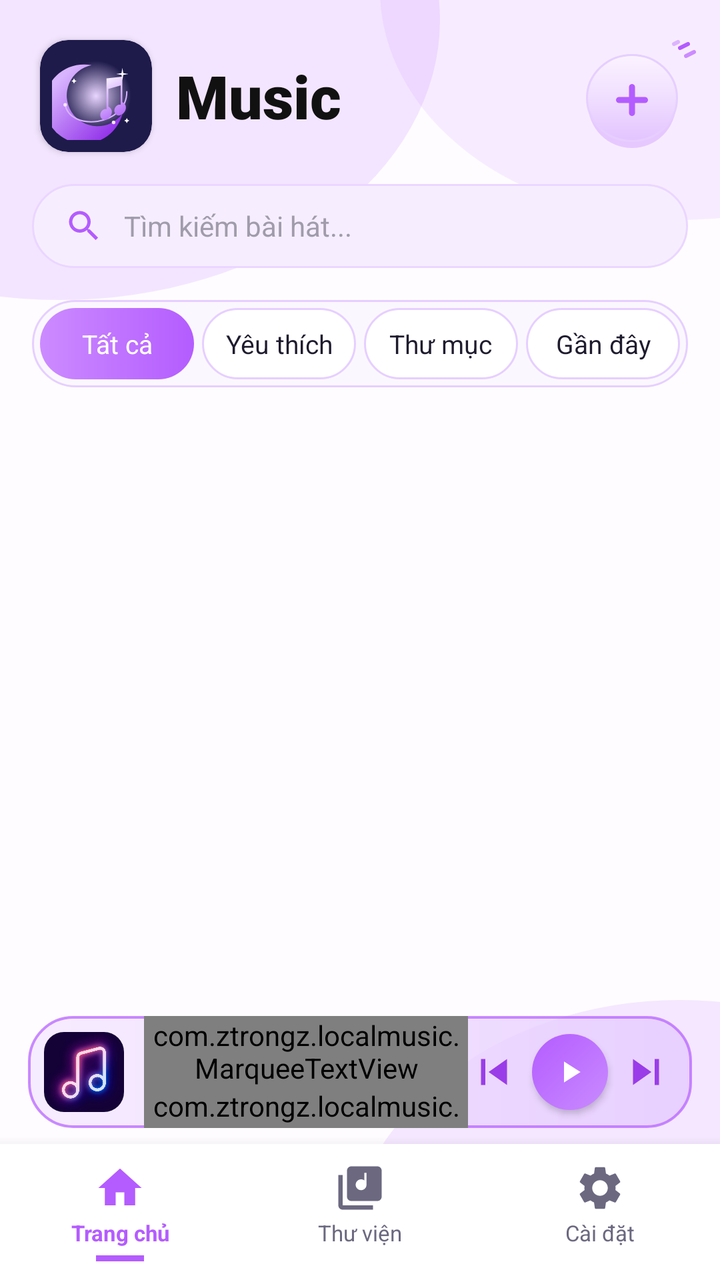
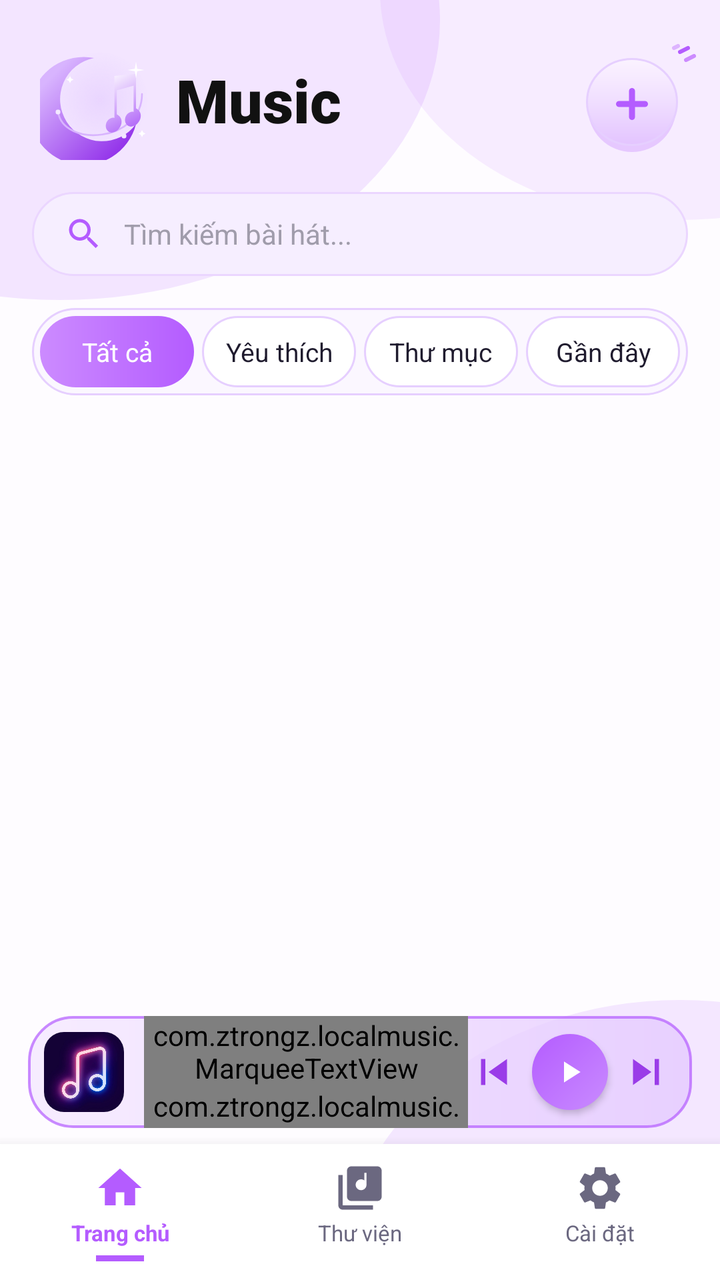

Two renders of the same Android screen: before a commit and after it. Below are the layout's source before the change and the commit's diff.
<!-- AndroidManifest.xml: application theme Theme.LocalMusic -->
<!-- res/layout/activity_main.xml -->
<?xml version="1.0" encoding="utf-8"?>
<androidx.constraintlayout.widget.ConstraintLayout xmlns:android="http://schemas.android.com/apk/res/android"
    xmlns:app="http://schemas.android.com/apk/res-auto"
    android:layout_width="match_parent"
    android:layout_height="match_parent"
    android:background="@drawable/bg_gradient_header">

    
    <LinearLayout
        android:id="@+id/headerLayout"
        android:layout_width="match_parent"
        android:layout_height="wrap_content"
        android:clipChildren="false"
        android:clipToPadding="false"
        android:gravity="center_vertical"
        android:orientation="horizontal"
        android:paddingHorizontal="20dp"
        android:paddingTop="20dp"
        android:paddingBottom="12dp"
        app:layout_constraintTop_toTopOf="parent">

        
        <androidx.cardview.widget.CardView
            android:layout_width="56dp"
            android:layout_height="56dp"
            app:cardBackgroundColor="#1E1B4B"
            app:cardCornerRadius="14dp"
            app:cardElevation="2dp">

            <ImageView
                android:layout_width="match_parent"
                android:layout_height="match_parent"
                android:padding="6dp"
                android:scaleType="fitCenter"
                android:src="@drawable/ic_lunar_vector" />
        </androidx.cardview.widget.CardView>

        <TextView
            android:layout_width="0dp"
            android:layout_height="wrap_content"
            android:layout_marginStart="12dp"
            android:layout_weight="1"
            android:fontFamily="sans-serif-black"
            android:text="Music"
            android:textColor="#111111"
            android:textSize="30sp" />

        <androidx.constraintlayout.widget.ConstraintLayout
            android:layout_width="52dp"
            android:layout_height="52dp"
            android:clipChildren="false"
            android:clipToPadding="false">

            <ImageButton
                android:id="@+id/btnAdd"
                android:layout_width="48dp"
                android:layout_height="48dp"
                android:background="@drawable/bg_btn_add"
                android:src="@drawable/ic_add_purple"
                app:tint="@null"
                app:layout_constraintBottom_toBottomOf="parent"
                app:layout_constraintEnd_toEndOf="parent" />

            <ImageView
                android:layout_width="24dp"
                android:layout_height="24dp"
                android:src="@drawable/ic_sparkles"
                android:translationX="8dp"
                android:translationY="-6dp"
                app:layout_constraintEnd_toEndOf="@id/btnAdd"
                app:layout_constraintTop_toTopOf="@id/btnAdd" />
        </androidx.constraintlayout.widget.ConstraintLayout>
    </LinearLayout>

    
    <LinearLayout
        android:id="@+id/searchBar"
        android:layout_width="match_parent"
        android:layout_height="42dp"
        android:layout_marginHorizontal="16dp"
        android:layout_marginTop="4dp"
        android:background="@drawable/bg_search"
        android:gravity="center_vertical"
        android:orientation="horizontal"
        android:paddingHorizontal="16dp"
        app:layout_constraintTop_toBottomOf="@id/headerLayout">

        <ImageView
            android:layout_width="20dp"
            android:layout_height="20dp"
            android:src="@drawable/ic_search"
            app:tint="#B45CFF" />

        <EditText
            android:id="@+id/etSearch"
            android:layout_width="match_parent"
            android:layout_height="match_parent"
            android:layout_marginStart="10dp"
            android:background="@null"
            android:hint="Tìm kiếm bài hát..."
            android:imeOptions="actionSearch"
            android:inputType="text"
            android:maxLines="1"
            android:textColor="@color/text_black"
            android:textColorHint="#A09CAB"
            android:textSize="14sp" />
    </LinearLayout>

    
    <LinearLayout
        android:id="@+id/categoriesLayout"
        android:layout_width="match_parent"
        android:layout_height="wrap_content"
        android:layout_marginHorizontal="16dp"
        android:layout_marginTop="16dp"
        android:background="@drawable/bg_category_bar"
        android:gravity="center_vertical"
        android:orientation="horizontal"
        android:padding="4dp"
        app:layout_constraintTop_toBottomOf="@id/searchBar">

        <TextView
            android:id="@+id/chipAll"
            android:layout_width="0dp"
            android:layout_height="wrap_content"
            android:layout_weight="1"
            android:background="@drawable/bg_category_active"
            android:gravity="center"
            android:maxLines="1"
            android:paddingHorizontal="4dp"
            android:paddingVertical="9dp"
            android:text="Tất cả"
            android:textColor="@color/white"
            android:textSize="13sp"
            app:autoSizeMaxTextSize="13sp"
            app:autoSizeMinTextSize="10sp"
            app:autoSizeStepGranularity="1sp"
            app:autoSizeTextType="uniform" />

        <TextView
            android:id="@+id/chipFav"
            android:layout_width="0dp"
            android:layout_height="wrap_content"
            android:layout_marginStart="4dp"
            android:layout_weight="1"
            android:background="@drawable/bg_category_inactive"
            android:gravity="center"
            android:maxLines="1"
            android:paddingHorizontal="4dp"
            android:paddingVertical="9dp"
            android:text="Yêu thích"
            android:textColor="@color/text_black"
            android:textSize="13sp"
            app:autoSizeMaxTextSize="13sp"
            app:autoSizeMinTextSize="10sp"
            app:autoSizeStepGranularity="1sp"
            app:autoSizeTextType="uniform" />

        <TextView
            android:id="@+id/chipFolder"
            android:layout_width="0dp"
            android:layout_height="wrap_content"
            android:layout_marginStart="4dp"
            android:layout_weight="1"
            android:background="@drawable/bg_category_inactive"
            android:gravity="center"
            android:maxLines="1"
            android:paddingHorizontal="4dp"
            android:paddingVertical="9dp"
            android:text="Thư mục"
            android:textColor="@color/text_black"
            android:textSize="13sp"
            app:autoSizeMaxTextSize="13sp"
            app:autoSizeMinTextSize="10sp"
            app:autoSizeStepGranularity="1sp"
            app:autoSizeTextType="uniform" />

        <TextView
            android:id="@+id/chipRecent"
            android:layout_width="0dp"
            android:layout_height="wrap_content"
            android:layout_marginStart="4dp"
            android:layout_weight="1"
            android:background="@drawable/bg_category_inactive"
            android:gravity="center"
            android:maxLines="1"
            android:paddingHorizontal="4dp"
            android:paddingVertical="9dp"
            android:text="Gần đây"
            android:textColor="@color/text_black"
            android:textSize="13sp"
            app:autoSizeMaxTextSize="13sp"
            app:autoSizeMinTextSize="10sp"
            app:autoSizeStepGranularity="1sp"
            app:autoSizeTextType="uniform" />
    </LinearLayout>

    
    <androidx.recyclerview.widget.RecyclerView
        android:id="@+id/recyclerView"
        android:layout_width="match_parent"
        android:layout_height="0dp"
        android:layout_marginTop="8dp"
        android:clipToPadding="false"
        android:paddingBottom="8dp"
        app:layout_constraintBottom_toTopOf="@+id/miniPlayerLayout"
        app:layout_constraintTop_toBottomOf="@id/categoriesLayout" />

    
    <LinearLayout
        android:id="@+id/miniPlayerLayout"
        android:layout_width="match_parent"
        android:layout_height="56dp"
        android:layout_marginHorizontal="14dp"
        android:layout_marginBottom="8dp"
        android:background="@drawable/bg_mini_player"
        android:gravity="center_vertical"
        android:orientation="horizontal"
        android:paddingStart="8dp"
        android:paddingEnd="10dp"
        app:layout_constraintBottom_toTopOf="@+id/bottomNav">

        <androidx.cardview.widget.CardView
            android:layout_width="40dp"
            android:layout_height="40dp"
            app:cardBackgroundColor="@color/bg_light"
            app:cardCornerRadius="10dp"
            app:cardElevation="0dp">

            <ImageView
                android:id="@+id/ivMiniCover"
                android:layout_width="match_parent"
                android:layout_height="match_parent"
                android:scaleType="centerCrop"
                android:src="@drawable/bg_cover_default" />
        </androidx.cardview.widget.CardView>

        <LinearLayout
            android:layout_width="0dp"
            android:layout_height="wrap_content"
            android:layout_marginStart="10dp"
            android:layout_weight="1"
            android:orientation="vertical">

            <com.ztrongz.localmusic.MarqueeTextView
                android:id="@+id/tvNowPlaying"
                android:layout_width="match_parent"
                android:layout_height="wrap_content"
                android:fontFamily="sans-serif-medium"
                android:text="Chưa phát bài nào"
                android:textColor="@color/text_black"
                android:textSize="13sp" />

            <com.ztrongz.localmusic.MarqueeTextView
                android:id="@+id/tvMiniArtist"
                android:layout_width="match_parent"
                android:layout_height="wrap_content"
                android:fontFamily="sans-serif"
                android:text="Local"
                android:textColor="#7C7894"
                android:textSize="11sp" />
        </LinearLayout>

        <ImageView
            android:id="@+id/btnPrev"
            android:layout_width="26dp"
            android:layout_height="26dp"
            android:background="?attr/selectableItemBackgroundBorderless"
            android:src="@drawable/ic_prev"
            app:tint="#9A3CE8" />

        <ImageView
            android:id="@+id/btnPlayPause"
            android:layout_width="38dp"
            android:layout_height="38dp"
            android:layout_marginHorizontal="6dp"
            android:background="@drawable/bg_button_purple"
            android:elevation="2dp"
            android:padding="10dp"
            android:src="@drawable/ic_play"
            app:tint="@color/white" />

        <ImageView
            android:id="@+id/btnNext"
            android:layout_width="26dp"
            android:layout_height="26dp"
            android:background="?attr/selectableItemBackgroundBorderless"
            android:src="@drawable/ic_next"
            app:tint="#9A3CE8" />
    </LinearLayout>

    
    <LinearLayout
        android:id="@+id/bottomNav"
        android:layout_width="match_parent"
        android:layout_height="68dp"
        android:background="@color/white"
        android:elevation="10dp"
        android:gravity="center"
        android:orientation="horizontal"
        app:layout_constraintBottom_toBottomOf="parent">

        <LinearLayout
            android:layout_width="0dp"
            android:layout_height="wrap_content"
            android:layout_weight="1"
            android:gravity="center_horizontal"
            android:orientation="vertical">

            <TextView
                android:layout_width="wrap_content"
                android:layout_height="wrap_content"
                android:drawableTop="@drawable/ic_nav_home"
                android:drawablePadding="2dp"
                android:gravity="center"
                android:text="Trang chủ"
                android:textColor="@color/purple_primary"
                android:textSize="11sp"
                android:textStyle="bold"
                app:drawableTint="@color/purple_primary" />

            <View
                android:layout_width="24dp"
                android:layout_height="3dp"
                android:layout_marginTop="4dp"
                android:background="@color/purple_primary" />
        </LinearLayout>

        <LinearLayout
            android:layout_width="0dp"
            android:layout_height="wrap_content"
            android:layout_weight="1"
            android:gravity="center_horizontal"
            android:orientation="vertical">

            <TextView
                android:layout_width="wrap_content"
                android:layout_height="wrap_content"
                android:drawableTop="@drawable/ic_nav_library"
                android:drawablePadding="2dp"
                android:gravity="center"
                android:text="Thư viện"
                android:textColor="#6B6880"
                android:textSize="11sp"
                app:drawableTint="#6B6880" />

            <View
                android:layout_width="24dp"
                android:layout_height="3dp"
                android:layout_marginTop="4dp"
                android:visibility="invisible" />
        </LinearLayout>

        <LinearLayout
            android:layout_width="0dp"
            android:layout_height="wrap_content"
            android:layout_weight="1"
            android:gravity="center_horizontal"
            android:orientation="vertical">

            <TextView
                android:layout_width="wrap_content"
                android:layout_height="wrap_content"
                android:drawableTop="@drawable/ic_nav_settings"
                android:drawablePadding="2dp"
                android:gravity="center"
                android:text="Cài đặt"
                android:textColor="#6B6880"
                android:textSize="11sp"
                app:drawableTint="#6B6880" />

            <View
                android:layout_width="24dp"
                android:layout_height="3dp"
                android:layout_marginTop="4dp"
                android:visibility="invisible" />
        </LinearLayout>
    </LinearLayout>

</androidx.constraintlayout.widget.ConstraintLayout>
<!-- resources referenced by this layout -->
<resources>
  <color name="bg_light">#FDFAFF</color>
  <color name="purple_primary">#B45CFF</color>
  <color name="text_black">#1F1B2E</color>
  <color name="white">#FFFFFF</color>
  <!-- drawable bg_button_purple (drawable) -->
  <shape xmlns:android="http://schemas.android.com/apk/res/android"
      android:shape="oval">
      <gradient android:angle="135"
          android:startColor="#C98BFF"
          android:endColor="#B45CFF" />
  </shape>
  <!-- drawable bg_category_active (drawable) -->
  <shape xmlns:android="http://schemas.android.com/apk/res/android">
      <gradient android:angle="0" android:startColor="#CC8BFF" android:endColor="#B45CFF" />
      <corners android:radius="20dp" />
  </shape>
  <!-- drawable bg_category_bar (drawable) -->
  <shape xmlns:android="http://schemas.android.com/apk/res/android">
      <solid android:color="#FBF7FF" />
      <corners android:radius="26dp" />
      <stroke android:width="1dp" android:color="#E6CFFF" />
  </shape>
  <!-- drawable bg_category_inactive (drawable) -->
  <shape xmlns:android="http://schemas.android.com/apk/res/android">
      <solid android:color="#FFFFFF" />
      <corners android:radius="20dp" />
      <stroke android:width="1dp" android:color="#E6CFFF" />
  </shape>
  <!-- drawable bg_mini_player (drawable) -->
  <?xml version="1.0" encoding="utf-8"?>
  <shape xmlns:android="http://schemas.android.com/apk/res/android">
      
      <gradient
          android:angle="0"
          android:startColor="#B8F3E6FF"
          android:endColor="#B8E3C6FF" />
      <corners android:radius="22dp" />
      <stroke android:width="1.2dp" android:color="#B4B45CFF" />
  </shape>
  <!-- drawable bg_search (drawable) -->
  <shape xmlns:android="http://schemas.android.com/apk/res/android">
      <solid android:color="#F6EEFF" />
      <corners android:radius="30dp" />
      <stroke android:width="1dp" android:color="#EBD6FF" />
  </shape>
  <!-- drawable ic_add_purple (drawable) -->
  <vector xmlns:android="http://schemas.android.com/apk/res/android"
      android:width="24dp" android:height="24dp"
      android:viewportWidth="24" android:viewportHeight="24">
      <path
          android:pathData="M12,5.5 v13 M5.5,12 h13"
          android:strokeColor="#B45CFF"
          android:strokeWidth="3.0"
          android:strokeLineCap="round" />
  </vector>
  <!-- drawable ic_nav_home (drawable) -->
  <vector xmlns:android="http://schemas.android.com/apk/res/android"
      android:width="26dp" android:height="26dp"
      android:viewportWidth="24" android:viewportHeight="24">
      <path android:fillColor="#FF000000" android:pathData="M10,20v-6h4v6h5v-8h3L12,3 2,12h3v8z" />
  </vector>
  <!-- drawable ic_next (drawable) -->
  <vector xmlns:android="http://schemas.android.com/apk/res/android" android:width="24dp" android:height="24dp" android:viewportWidth="24" android:viewportHeight="24">
      <path android:fillColor="#333333" android:pathData="M6,18l8.5,-6L6,6v12zM16,6v12h2V6h-2z"/>
  </vector>
  <!-- drawable ic_play (drawable) -->
  <vector xmlns:android="http://schemas.android.com/apk/res/android" android:width="24dp" android:height="24dp" android:viewportWidth="24" android:viewportHeight="24">
      <path android:fillColor="#FFFFFF" android:pathData="M8,5v14l11,-7z"/>
  </vector>
  <!-- drawable ic_prev (drawable) -->
  <vector xmlns:android="http://schemas.android.com/apk/res/android" android:width="24dp" android:height="24dp" android:viewportWidth="24" android:viewportHeight="24">
      <path android:fillColor="#333333" android:pathData="M6,6h2v12H6zm3.5,6l8.5,6V6z"/>
  </vector>
  <style name="Theme.LocalMusic" parent="Theme.Material3.Light.NoActionBar">
          <item name="android:statusBarColor">@color/white</item>
          <item name="android:windowLightStatusBar">true</item>
          <item name="android:windowSplashScreenBackground">#000000</item>
          <item name="android:windowSplashScreenAnimatedIcon">@drawable/logo</item>
      </style>
  <!-- unchanged entries left out for length: 9 -->
</resources>

<!-- the commit's change to res/layout/activity_main.xml (unified diff, before → after) -->
@@ -20,25 +20,16 @@
         app:layout_constraintTop_toTopOf="parent">
 
         
-        <androidx.cardview.widget.CardView
-            android:layout_width="56dp"
-            android:layout_height="56dp"
-            app:cardBackgroundColor="#1E1B4B"
-            app:cardCornerRadius="14dp"
-            app:cardElevation="2dp">
-
-            <ImageView
-                android:layout_width="match_parent"
-                android:layout_height="match_parent"
-                android:padding="6dp"
-                android:scaleType="fitCenter"
-                android:src="@drawable/ic_lunar_vector" />
-        </androidx.cardview.widget.CardView>
-
-        <TextView
-            android:layout_width="0dp"
-            android:layout_height="wrap_content"
-            android:layout_marginStart="12dp"
+        <ImageView
+            android:layout_width="60dp"
+            android:layout_height="60dp"
+            android:scaleType="fitCenter"
+            android:src="@drawable/ic_lunar_vector" />
+
+        <TextView
+            android:layout_width="0dp"
+            android:layout_height="wrap_content"
+            android:layout_marginStart="8dp"
             android:layout_weight="1"
             android:fontFamily="sans-serif-black"
             android:text="Music"
